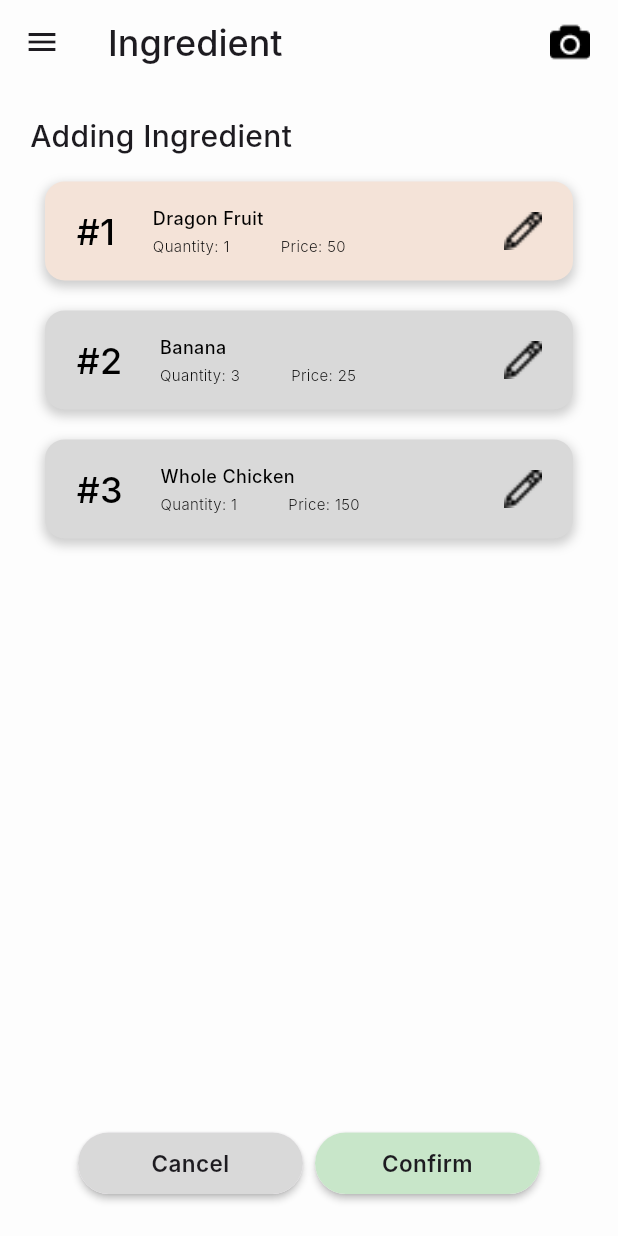
After one commit to BakingUp/BakingUp-Frontend, a Flutter app: the AddIngredientReceiptScreen screen opened by its route, on a phone screen of 412 x 824 dp. The commit adds this screen. Run offline on Flutter 3.47's test engine with Material 3 defaults, Android fonts, the phone set to English and light mode, and no system bars; Roboto replaces fonts that are missing (Inter).

Commit message:
[ADD] Add ingredient (receipt) page UI

```diff
--- a/lib/constants/routes.dart
+++ b/lib/constants/routes.dart
@@ -12,6 +12,7 @@ const orderRoute = '/order/';
 const orderDetailRoute = '/orderDetail/';
 const notificationRoute = '/notification/';
 const profileRoute = '/profile/';
+const addIngredientReceiptRoute = '/addIngredientReceipt/';
 const addEditIngredientRoute = '/addEditIngredient/';
 const addEditIngredientStockRoute = '/addEditIngredientStock/';
 const addEditRecipeRoute = '/addEditRecipe/';
--- a/lib/main.dart
+++ b/lib/main.dart
@@ -4,6 +4,7 @@ import 'package:bakingup_frontend/screens/add_edit_ingredient_stock_screen.dart'
 import 'package:bakingup_frontend/screens/add_edit_order_screen.dart';
 import 'package:bakingup_frontend/screens/add_edit_recipe_screen.dart';
 import 'package:bakingup_frontend/screens/add_edit_stock_screen.dart';
+import 'package:bakingup_frontend/screens/add_ingredient_receipt_screen.dart';
 import 'package:bakingup_frontend/screens/change_password_screen.dart';
 import 'package:bakingup_frontend/screens/home_screen.dart';
 import 'package:bakingup_frontend/screens/ingredient_detail_screen.dart';
@@ -78,6 +79,9 @@ class _MainAppState extends State<MainApp> {
           case profileRoute:
             return MaterialPageRoute(
                 builder: (context) => const ProfileScreen());
+          case addIngredientReceiptRoute:
+            return MaterialPageRoute(
+                builder: (context) => const AddIngredientReceiptScreen());
           case addEditIngredientRoute:
             return MaterialPageRoute(
                 builder: (context) => const AddEditIngredientScreen());
--- /dev/null
+++ b/lib/screens/add_ingredient_receipt_screen.dart
@@ -0,0 +1,134 @@
+// Importing libraries
+import 'package:flutter/material.dart';
+
+// Importing files
+import 'package:bakingup_frontend/widgets/add_ingredient_receipt/add_ingredient_receipt_ingredient_detail.dart';
+import 'package:bakingup_frontend/widgets/baking_up_long_action_button.dart';
+import 'package:bakingup_frontend/constants/colors.dart';
+import 'package:bakingup_frontend/utilities/drawer.dart';
+import 'package:bakingup_frontend/widgets/add_ingredient_receipt/add_ingredient_receipt_container.dart';
+import 'package:bakingup_frontend/widgets/add_ingredient_receipt/add_ingredient_receipt_stock_title.dart';
+
+class AddIngredientReceiptScreen extends StatefulWidget {
+  const AddIngredientReceiptScreen({super.key});
+
+  @override
+  State<AddIngredientReceiptScreen> createState() =>
+      _AddIngredientReceiptScreenState();
+}
+
+class _AddIngredientReceiptScreenState
+    extends State<AddIngredientReceiptScreen> {
+  final int _currentDrawerIndex = 4;
+  final List<IngredientDetail> ingredientDetail = [
+    IngredientDetail(
+      ingredientName: "Dragon Fruit",
+      ingredientQuantity: "1",
+      ingredientPrice: "50",
+      isEdited: true,
+    ),
+    IngredientDetail(
+      ingredientName: "Banana",
+      ingredientQuantity: "3",
+      ingredientPrice: "25",
+      isEdited: false,
+    ),
+    IngredientDetail(
+      ingredientName: "Whole Chicken",
+      ingredientQuantity: "1",
+      ingredientPrice: "150",
+      isEdited: false,
+    ),
+  ];
+
+  @override
+  Widget build(BuildContext context) {
+    return Scaffold(
+      backgroundColor: backgroundColor,
+      appBar: AppBar(
+        backgroundColor: backgroundColor,
+        scrolledUnderElevation: 0,
+        title: const Text(
+          "Ingredient",
+          style: TextStyle(
+            fontSize: 24,
+            fontFamily: 'Inter',
+            fontStyle: FontStyle.normal,
+            fontWeight: FontWeight.w500,
+          ),
+        ),
+        leading: Builder(
+          builder: (context) {
+            return IconButton(
+              icon: const Icon(Icons.menu),
+              onPressed: () {
+                Scaffold.of(context).openDrawer();
+              },
+            );
+          },
+        ),
+        actions: [
+          Padding(
+            padding: const EdgeInsets.only(right: 8.0),
+            child: IconButton(
+              icon: Image.asset('assets/icons/camera.png'),
+              onPressed: () {},
+            ),
+          ),
+        ],
+      ),
+      drawer: BakingUpDrawer(
+        currentDrawerIndex: _currentDrawerIndex,
+      ),
+      body: AddIngredientReceiptContainer(
+        children: [
+          Expanded(
+            child: Column(
+              children: [
+                const AddIngredientReceiptTitle(title: "Adding Ingredient"),
+                const SizedBox(height: 16),
+                Expanded(
+                  child: ListView.builder(
+                    itemCount: ingredientDetail.length,
+                    itemBuilder: (context, index) {
+                      return AddIngredientReceiptIngredientDetail(
+                        ingredientDetail: ingredientDetail[index],
+                        index: index + 1,
+                      );
+                    },
+                  ),
+                ),
+              ],
+            ),
+          ),
+          Padding(
+            padding: const EdgeInsets.fromLTRB(8, 16, 8, 8),
+            child: Row(
+              mainAxisAlignment: MainAxisAlignment.center,
+              children: [
+                BakingUpLongActionButton(title: 'Cancel', color: greyColor),
+                const SizedBox(width: 8),
+                BakingUpLongActionButton(
+                    title: 'Confirm', color: lightGreenColor),
+              ],
+            ),
+          ),
+        ],
+      ),
+    );
+  }
+}
+
+class IngredientDetail {
+  final String ingredientName;
+  final String ingredientQuantity;
+  final String ingredientPrice;
+  final bool isEdited;
+
+  IngredientDetail({
+    required this.ingredientName,
+    required this.ingredientQuantity,
+    required this.ingredientPrice,
+    required this.isEdited,
+  });
+}
--- /dev/null
+++ b/lib/widgets/add_ingredient_receipt/add_ingredient_receipt_container.dart
@@ -0,0 +1,18 @@
+import 'package:flutter/material.dart';
+
+class AddIngredientReceiptContainer extends StatelessWidget {
+  final List<Widget> children;
+  const AddIngredientReceiptContainer({super.key, required this.children});
+
+  @override
+  Widget build(BuildContext context) {
+    return Container(
+      padding: const EdgeInsets.all(20.0),
+      child: Column(
+        children: [
+          ...children,
+        ],
+      ),
+    );
+  }
+}
--- /dev/null
+++ b/lib/widgets/add_ingredient_receipt/add_ingredient_receipt_edit_button.dart
@@ -0,0 +1,16 @@
+import 'package:flutter/material.dart';
+
+class AddIngredientReceiptEditButton extends StatelessWidget {
+  const AddIngredientReceiptEditButton({super.key});
+
+  @override
+  Widget build(BuildContext context) {
+    return SizedBox(
+      width: 25, // Set the desired width
+      child: Image.asset(
+        'assets/icons/edit.png',
+        fit: BoxFit.contain, // Ensure the image fits within the container
+      ),
+    );
+  }
+}
--- /dev/null
+++ b/lib/widgets/add_ingredient_receipt/add_ingredient_receipt_ingredient_detail.dart
@@ -0,0 +1,103 @@
+import 'package:bakingup_frontend/constants/colors.dart';
+import 'package:bakingup_frontend/screens/add_ingredient_receipt_screen.dart';
+import 'package:bakingup_frontend/widgets/add_ingredient_receipt/add_ingredient_receipt_edit_button.dart';
+import 'package:flutter/material.dart';
+
+class AddIngredientReceiptIngredientDetail extends StatelessWidget {
+  final IngredientDetail ingredientDetail;
+  final int index;
+
+  const AddIngredientReceiptIngredientDetail(
+      {super.key, required this.ingredientDetail, required this.index});
+
+  @override
+  Widget build(BuildContext context) {
+    return Container(
+      margin: const EdgeInsets.fromLTRB(10, 0, 10, 20),
+      padding: const EdgeInsets.fromLTRB(21, 16, 21, 16),
+      decoration: BoxDecoration(
+        color: ingredientDetail.isEdited ? beigeColor : greyColor,
+        borderRadius: BorderRadius.circular(13),
+        boxShadow: [
+          BoxShadow(
+            color: Colors.grey.withOpacity(0.5),
+            spreadRadius: 1,
+            blurRadius: 5,
+            offset: const Offset(0, 3),
+          )
+        ],
+      ),
+      child: Column(
+        children: [
+          Row(
+            mainAxisAlignment: MainAxisAlignment.spaceBetween,
+            children: [
+              Row(
+                crossAxisAlignment: CrossAxisAlignment.start,
+                children: [
+                  Text(
+                    "#$index",
+                    style: TextStyle(
+                      color: blackColor,
+                      fontFamily: 'Inter',
+                      fontStyle: FontStyle.normal,
+                      fontWeight: FontWeight.w500,
+                      fontSize: 24,
+                    ),
+                  ),
+                  const SizedBox(width: 25.0),
+                  Column(
+                    crossAxisAlignment: CrossAxisAlignment.start,
+                    children: [
+                      Text(
+                        ingredientDetail.ingredientName,
+                        style: TextStyle(
+                          color: blackColor,
+                          fontFamily: 'Inter',
+                          fontStyle: FontStyle.normal,
+                          fontWeight: FontWeight.w500,
+                          fontSize: 12,
+                        ),
+                      ),
+                      const SizedBox(height: 3.0),
+                      Row(
+                        children: [
+                          Text(
+                            'Quantity: ${ingredientDetail.ingredientQuantity}',
+                            style: TextStyle(
+                              color: blackColor,
+                              fontFamily: 'Inter',
+                              fontStyle: FontStyle.normal,
+                              fontWeight: FontWeight.w300,
+                              fontSize: 10,
+                            ),
+                          ),
+                          SizedBox(
+                              width: 100 -
+                                  'Quantity: ${ingredientDetail.ingredientQuantity}'
+                                          .length *
+                                      6), // Adjust the width to account for the text width
+                          Text(
+                            'Price: ${ingredientDetail.ingredientPrice}',
+                            style: TextStyle(
+                              color: blackColor,
+                              fontFamily: 'Inter',
+                              fontStyle: FontStyle.normal,
+                              fontWeight: FontWeight.w300,
+                              fontSize: 10,
+                            ),
+                          ),
+                        ],
+                      )
+                    ],
+                  ),
+                ],
+              ),
+              const AddIngredientReceiptEditButton(),
+            ],
+          ),
+        ],
+      ),
+    );
+  }
+}
--- /dev/null
+++ b/lib/widgets/add_ingredient_receipt/add_ingredient_receipt_stock_title.dart
@@ -0,0 +1,24 @@
+import 'package:flutter/material.dart';
+
+class AddIngredientReceiptTitle extends StatelessWidget {
+  final String title;
+  const AddIngredientReceiptTitle({super.key, required this.title});
+
+  @override
+  Widget build(BuildContext context) {
+    return Row(
+      mainAxisAlignment: MainAxisAlignment.start,
+      children: [
+        Text(
+          title,
+          style: const TextStyle(
+            fontSize: 20,
+            fontFamily: 'Inter',
+            fontStyle: FontStyle.normal,
+            fontWeight: FontWeight.w500,
+          ),
+        ),
+      ],
+    );
+  }
+}
```
Also changed, not shown: assets/icons/camera.png (added).
